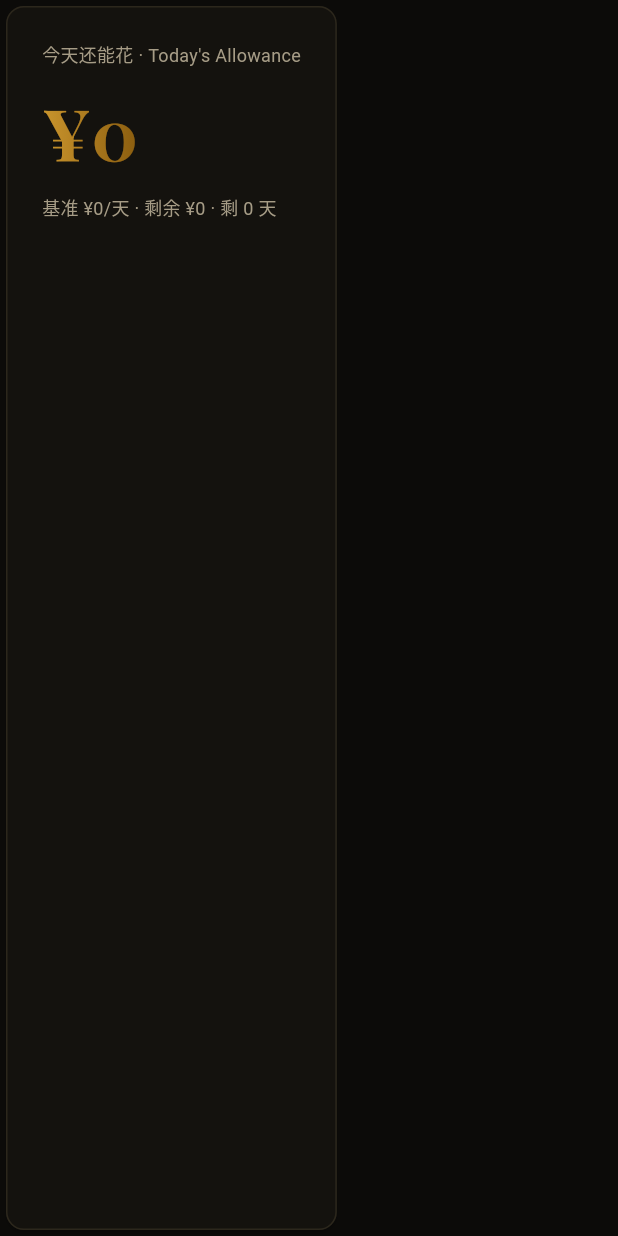
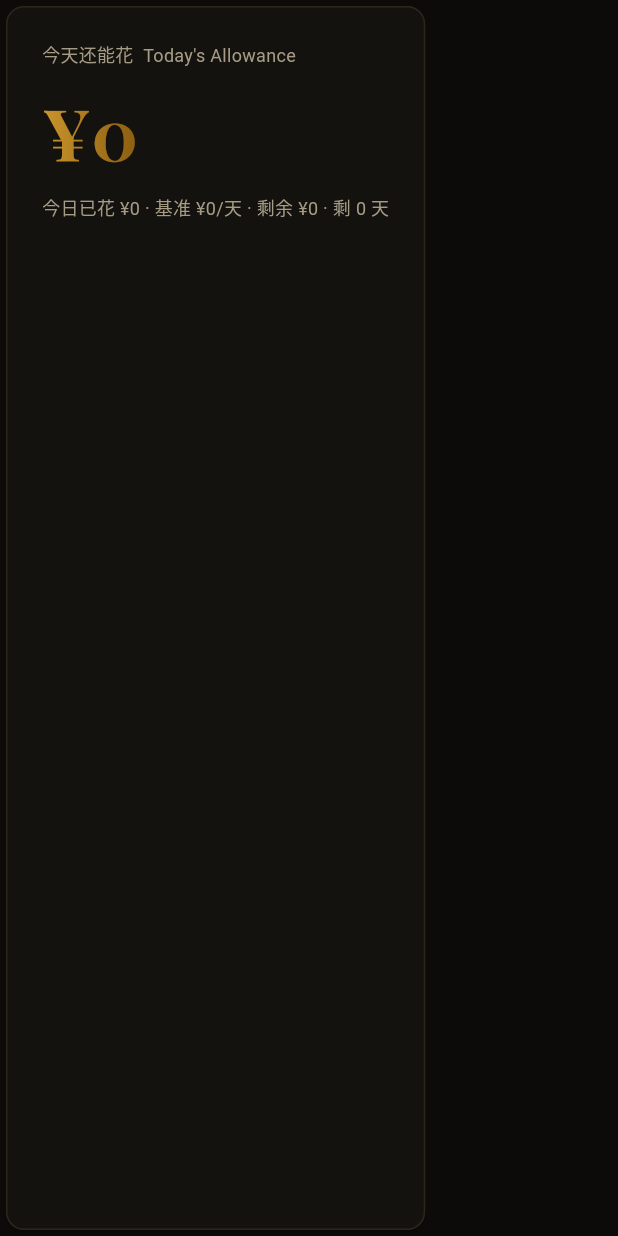
Before and after one commit to ZileiC/gringotts, a Flutter app: the _HeroCard widget shown alone on an empty page, opened directly with empty values, on a phone screen of 412 x 824 dp. Run offline on Flutter 3.47's test engine with Material 3 defaults, Android fonts, the phone set to English and light mode, and no system bars; our stand-ins replace drift, fl_chart, flutter_riverpod, flutter_secure_storage, image_picker; missing offline and left inert: quick_actions; accounts and stored records are empty; generated files the repository leaves out were written again; statements that could not run were skipped; project files that could hold a hidden picture were left out.

Commit message:
WIP T-15c: Part 2

```diff
--- a/lib/pages/home_page.dart
+++ b/lib/pages/home_page.dart
@@ -133,6 +133,7 @@ class _HomePageState extends ConsumerState<HomePage> {
                         budget: budget,
                         transactions: transactions,
                         now: asOf,
+                        isCurrentMonth: _isCurrentMonth,
                       );
                       return _HomeContent(
                         controller: _scroll,
@@ -311,7 +312,7 @@ class _HomeContent extends StatelessWidget {
   }
 }
 
-/// Hero: live daily allowance (brand serif + gold gradient).
+/// Hero: 今天还能花 (brand serif + gold gradient), v2 口径 (T-15c).
 class _HeroCard extends StatelessWidget {
   const _HeroCard({required this.snapshot});
 
@@ -320,23 +321,28 @@ class _HeroCard extends StatelessWidget {
   @override
   Widget build(BuildContext context) {
     final theme = Theme.of(context);
-    final live = snapshot.liveDailyCents ?? 0;
     final fixed = snapshot.fixedDailyCents ?? 0;
     final remaining = snapshot.remainingCents ?? 0;
+    final budget = snapshot.budgetCents ?? 0;
+    final today = snapshot.todayRemainingCents;
+
+    // DESIGN_MAIN section 2.3: a history month has no 'today', so the engine
+    // returns no quota and the Hero shows the month's baseline instead of
+    // pretending there is a live allowance.
+    if (today == null) {
       return Card(
         child: Padding(
           padding: const EdgeInsets.all(AppSpacing.l),
           child: Column(
             crossAxisAlignment: CrossAxisAlignment.start,
             children: [
-            Text('今天还能花 · Today\'s Allowance',
-                style: theme.textTheme.bodySmall),
+              Text('本月基准日额度', style: theme.textTheme.bodySmall),
               const SizedBox(height: AppSpacing.s),
               ShaderMask(
                 shaderCallback: (bounds) =>
                     AppGradient.goldText.createShader(bounds),
                 child: Text(
-                '¥${_money(live)}',
+                  '\u00a5${_money(fixed)}',
                   style: const TextStyle(
                     fontFamily: 'PlayfairDisplay',
                     fontWeight: FontWeight.w600,
@@ -348,7 +354,55 @@ class _HeroCard extends StatelessWidget {
               ),
               const SizedBox(height: AppSpacing.s),
               Text(
-              '基准 ¥${_money(fixed)}/天 · 剩余 ¥${_money(remaining)} · '
+                '基准 \u00a5${_money(fixed)}/天 \u00b7 已花 \u00a5${_money(snapshot.spentCents)} \u00b7 '
+                '预算 \u00a5${_money(budget)}',
+                style: theme.textTheme.bodySmall,
+              ),
+            ],
+          ),
+        ),
+      );
+    }
+
+    return Card(
+      child: Padding(
+        padding: const EdgeInsets.all(AppSpacing.l),
+        child: Column(
+          crossAxisAlignment: CrossAxisAlignment.start,
+          children: [
+            Text('今天还能花  Today\'s Allowance',
+                style: theme.textTheme.bodySmall),
+            const SizedBox(height: AppSpacing.s),
+            if (today < 0)
+              // section 2.3: never clamp to 0 - overspending stays visible.
+              Text(
+                '今天已超 \u00a5${_money(-today)}',
+                style: const TextStyle(
+                  fontSize: AppFont.h4,
+                  fontWeight: FontWeight.w700,
+                  color: AppColors.semanticExpense,
+                  fontFeatures: AppFont.tabularFigures,
+                ),
+              )
+            else
+              ShaderMask(
+                shaderCallback: (bounds) =>
+                    AppGradient.goldText.createShader(bounds),
+                child: Text(
+                  '\u00a5${_money(today)}',
+                  style: const TextStyle(
+                    fontFamily: 'PlayfairDisplay',
+                    fontWeight: FontWeight.w600,
+                    fontSize: AppFont.brandNumber,
+                    color: AppColors.goldAccent,
+                    fontFeatures: AppFont.tabularFigures,
+                  ),
+                ),
+              ),
+            const SizedBox(height: AppSpacing.s),
+            Text(
+              '今日已花 \u00a5${_money(snapshot.todaySpentCents)} \u00b7 '
+              '基准 \u00a5${_money(fixed)}/天 \u00b7 剩余 \u00a5${_money(remaining)} \u00b7 '
               '剩 ${snapshot.remainingDays} 天',
               style: theme.textTheme.bodySmall,
             ),
@@ -358,7 +412,6 @@ class _HeroCard extends StatelessWidget {
     );
   }
 }
-
 /// T-21 / DESIGN_MAIN 11.5: month-end planned-savings -> asset card.
 ///
 /// Two actions only: 存进资产 (creates one savings asset) and 这个月没攒够
```
Also changed, not shown: lib/pages/quick_entry_page.dart (+15 -9 lines). Lines whose indentation alone changed are shown as unchanged.
